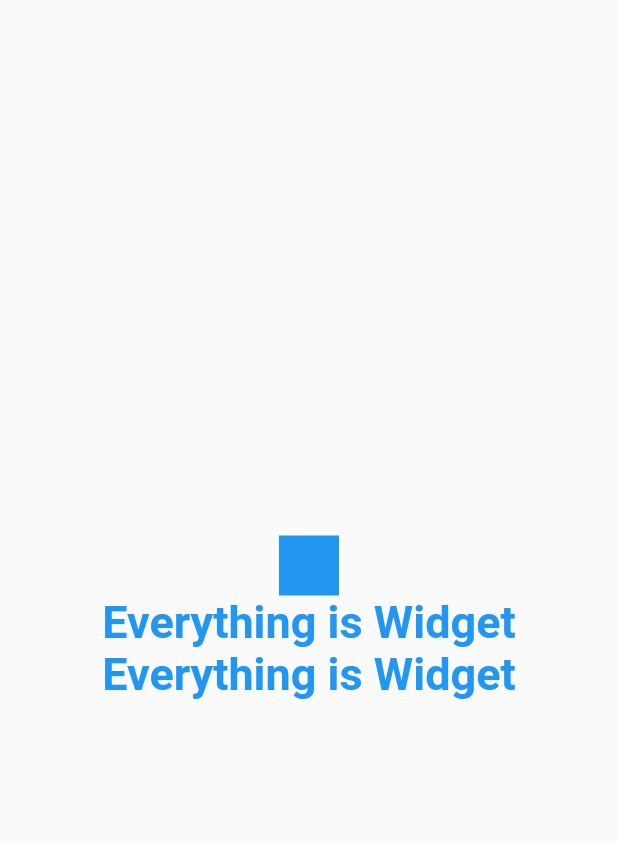
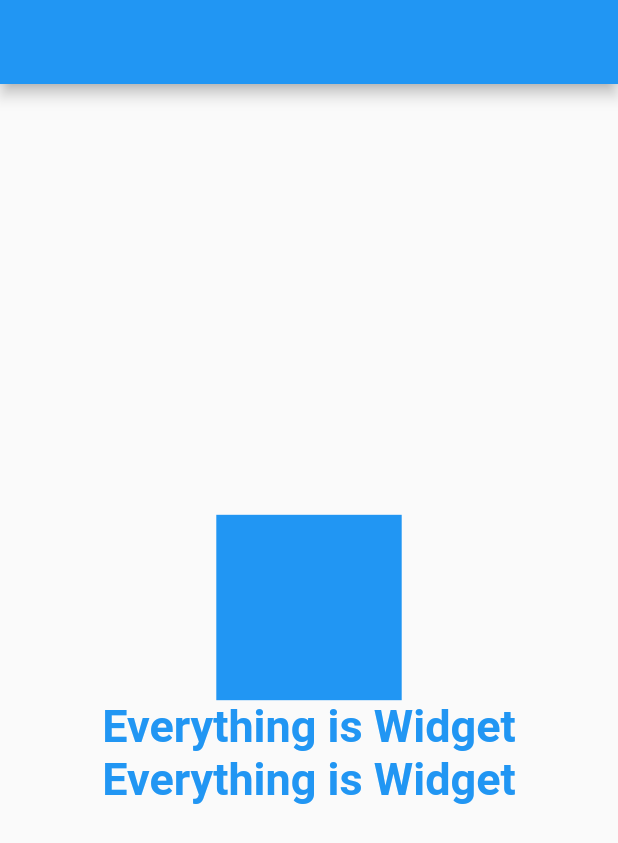
Before and after one commit to HeavenOSK/dot_of, a Flutter app: the screen it shows after launch, on a phone screen of 412 x 824 dp. Shown: the top 843 px of the screen. Run offline on Flutter 3.47's test engine with Material 2 defaults, Android fonts, the phone set to English and light mode, and no system bars.

Commit message:
add italic

````diff
--- a/example/lib/main.dart
+++ b/example/lib/main.dart
@@ -19,14 +19,22 @@ class MyHomePage extends StatelessWidget {
   @override
   Widget build(BuildContext context) {
     return Scaffold(
+      appBar: AppBar(),
       body: Center(
         child: Column(
           mainAxisAlignment: MainAxisAlignment.center,
           children: <Widget>[
-            Container(
-              height: 40,
-              width: 40,
-              color: context.theme.accentColor,
+            InkWell(
+              onTap: () {
+                context.navigator.push(
+                  MaterialPageRoute(builder: (_) => MyHomePage()),
+                );
+              },
+              child: Container(
+                height: context.mediaQuery.size.height * 0.15,
+                width: context.mediaQuery.size.width * 0.3,
+                color: context.theme.accentColor,
+              ),
             ),
 
             /// with extension.
--- a/lib/dot_of.dart
+++ b/lib/dot_of.dart
@@ -1,5 +1,6 @@
 library dot_of;
 
 export 'src/media_query.dart';
+export 'src/navigator.dart';
 export 'src/text_style.dart';
 export 'src/theme.dart';
--- a/lib/src/text_style.dart
+++ b/lib/src/text_style.dart
@@ -15,6 +15,8 @@ import 'package:flutter/material.dart';
 ///  ```
 extension TextStyleCopying on TextStyle {
   TextStyle get bold => this.copyWith(fontWeight: FontWeight.bold);
+
+  TextStyle get italic => this.copyWith(fontStyle: FontStyle.italic);
 
   TextStyle withInherit(bool inherit) => this.copyWith(inherit: inherit);
 
````
Also changed, not shown: 1 other file.
